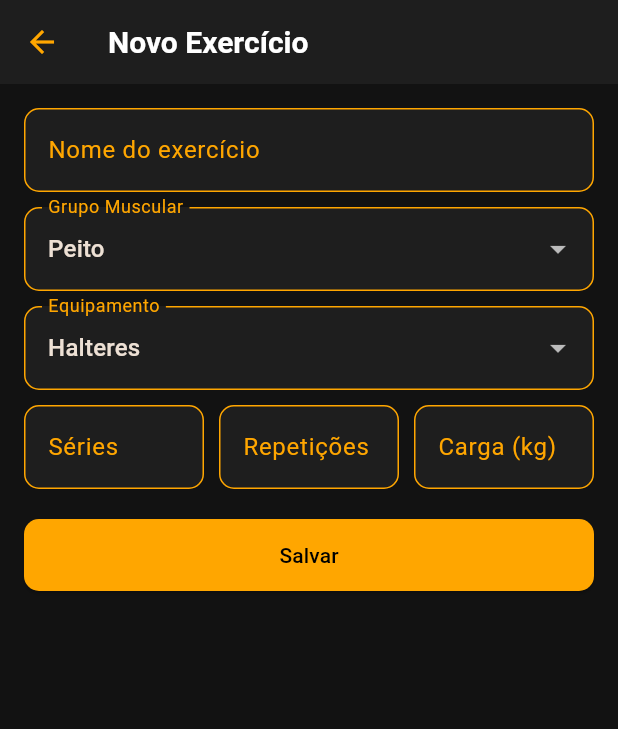
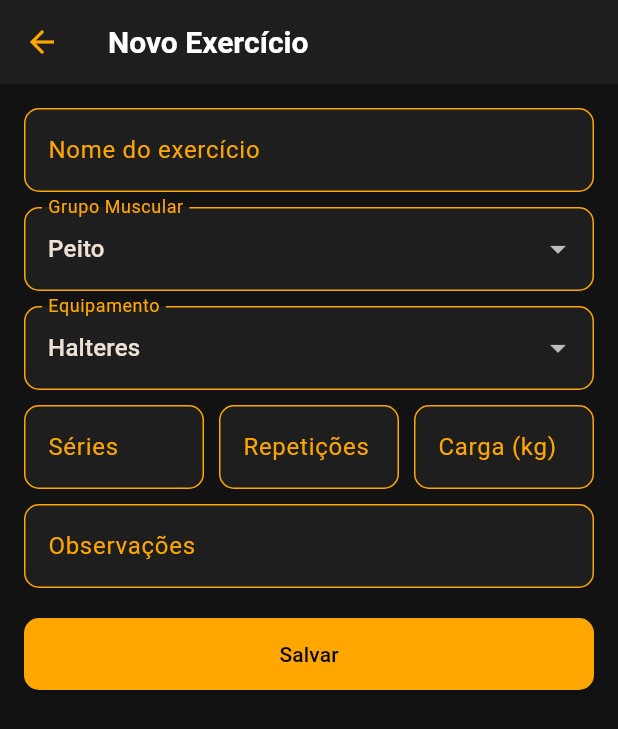
Before and after one commit to detrit1/Controle-Exerc-cios, a Flutter app: the HomePage screen opened directly, after a tap on the "add" icon, on a phone screen of 412 x 824 dp. Shown: the top 729 px of the screen. Run offline on Flutter 3.47's test engine with Material 3 defaults, Android fonts, the phone set to English and light mode, and no system bars; our stand-ins replace sqflite; accounts and stored records are empty.

Commit message:
ultimo atributo

```diff
--- a/lib/database/db.dart
+++ b/lib/database/db.dart
@@ -14,7 +14,8 @@ class DB {
             tipoEquipamento TEXT,
             series INTEGER,
             repeticoes INTEGER,
-            carga REAL
+            carga REAL,
+            observacoes TEXT
           )
         ''');
       },
--- a/lib/model/exercicios.dart
+++ b/lib/model/exercicios.dart
@@ -6,6 +6,7 @@ class Exercicio {
   int series;
   int repeticoes;
   double carga;
+  String? observacoes;
 
   Exercicio({
     this.id,
@@ -15,6 +16,7 @@ class Exercicio {
     required this.series,
     required this.repeticoes,
     required this.carga,
+    this.observacoes
   });
 
   Map<String, dynamic> toMap() {
@@ -25,6 +27,7 @@ class Exercicio {
       'series': series,
       'repeticoes': repeticoes,
       'carga': carga,
+      'observacoes': observacoes
     };
   }
 
@@ -36,6 +39,7 @@ class Exercicio {
       'series': series,
       'repeticoes': repeticoes,
       'carga': carga,
+      'observacoes': observacoes
     };
   }
 
@@ -48,6 +52,7 @@ class Exercicio {
       series: map['series'],
       repeticoes: map['repeticoes'],
       carga: map['carga'],
+      observacoes: map['observacoes']
     );
   }
 }
--- a/lib/pages/form_exercicio_page.dart
+++ b/lib/pages/form_exercicio_page.dart
@@ -18,6 +18,8 @@ class _FormExercicioPageState extends State<FormExercicioPage> {
   final series = TextEditingController();
   final repeticoes = TextEditingController();
   final carga = TextEditingController();
+  final observacoes = TextEditingController();
+
 
   String grupoMuscular = "Peito";
   String equipamento = "Halteres";
@@ -51,6 +53,7 @@ class _FormExercicioPageState extends State<FormExercicioPage> {
       carga.text = widget.exercicio!.carga.toString();
       grupoMuscular = widget.exercicio!.grupoMuscular;
       equipamento = widget.exercicio!.tipoEquipamento;
+      observacoes.text = widget.exercicio!.observacoes ?? "";
     }
   }
 
@@ -64,6 +67,7 @@ class _FormExercicioPageState extends State<FormExercicioPage> {
       series: int.parse(series.text.trim()),
       repeticoes: int.parse(repeticoes.text.trim()),
       carga: double.parse(carga.text.trim()),
+      observacoes: observacoes.text
     );
 
 
@@ -168,6 +172,12 @@ class _FormExercicioPageState extends State<FormExercicioPage> {
                 ],
               ),
 
+              const SizedBox(height: 10,),
+
+              TextFormField(
+                controller: observacoes,
+                decoration: const InputDecoration(labelText: "Observações"),
+              ),
 
               const SizedBox(height: 20),
               ElevatedButton(
```
